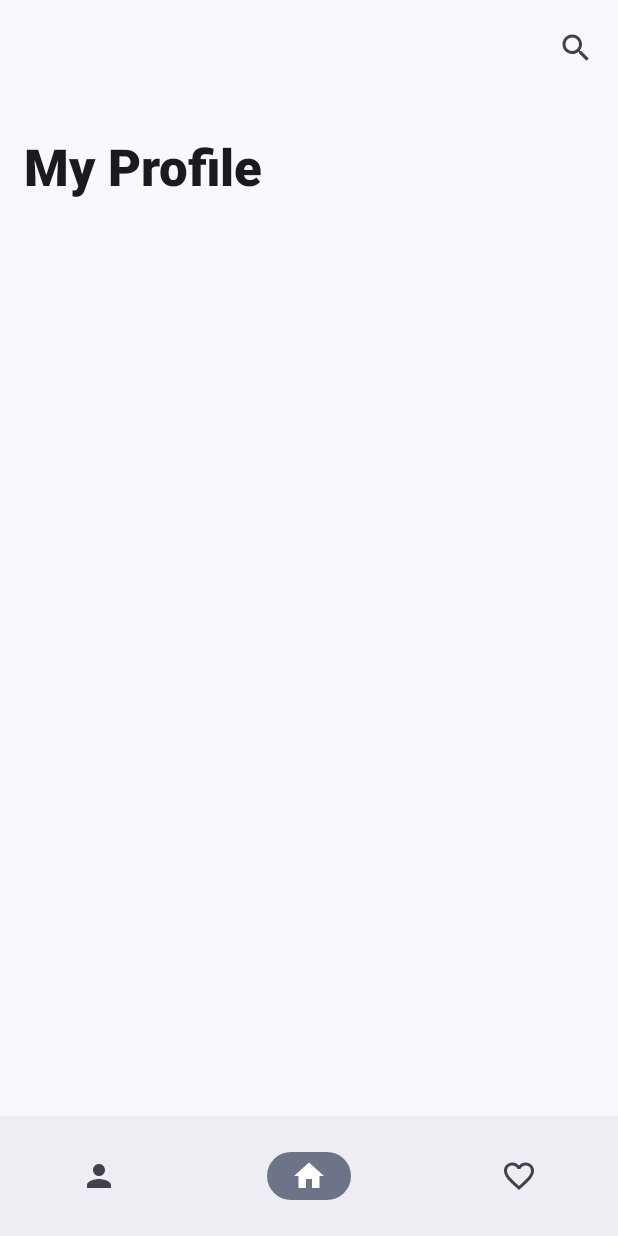
After one commit to Potskhverashvili/GeoLab-Lectures, an Android app built with Jetpack Compose: the composable ProfileScreen shown on its own in the app's theme, on a phone screen of 412 x 824 dp. The commit adds this screen. Run offline under Robolectric (Android 15) with nearby library versions, the phone set to English and light mode, and no system bars.

Commit message:
init commit

```diff
--- a/19-Lecture-Compose 2/app/build.gradle.kts
+++ b/19-Lecture-Compose 2/app/build.gradle.kts
@@ -5,12 +5,12 @@ plugins {
 
 android {
     namespace = "com.example.composesecondlecutre"
-    compileSdk = 34
+    compileSdk = 35
 
     defaultConfig {
         applicationId = "com.example.composesecondlecutre"
         minSdk = 24
-        targetSdk = 34
+        targetSdk = 35
         versionCode = 1
         versionName = "1.0"
 
--- a/19-Lecture-Compose 2/app/src/main/java/com/example/composesecondlecutre/MainActivity.kt
+++ b/19-Lecture-Compose 2/app/src/main/java/com/example/composesecondlecutre/MainActivity.kt
@@ -18,14 +18,8 @@ class MainActivity : ComponentActivity() {
         super.onCreate(savedInstanceState)
         enableEdgeToEdge()
         setContent {
-            ComposeSecondLecutreTheme {
-                Scaffold(modifier = Modifier.fillMaxSize()) { innerPadding ->
-                    Greeting(
-                        name = "Android",
-                        modifier = Modifier.padding(innerPadding)
-                    )
-                }
-            }
+
+
         }
     }
 }
--- /dev/null
+++ b/19-Lecture-Compose 2/app/src/main/java/com/example/composesecondlecutre/ui/ProfileScreen.kt
@@ -0,0 +1,84 @@
+package com.example.composesecondlecutre.ui
+
+import androidx.compose.material.icons.Icons
+import androidx.compose.material.icons.filled.FavoriteBorder
+import androidx.compose.material.icons.filled.Home
+import androidx.compose.material.icons.filled.Person
+import androidx.compose.material.icons.filled.Search
+import androidx.compose.material3.ExperimentalMaterial3Api
+import androidx.compose.material3.Icon
+import androidx.compose.material3.IconButton
+import androidx.compose.material3.LargeTopAppBar
+import androidx.compose.material3.NavigationBar
+import androidx.compose.material3.NavigationBarItem
+import androidx.compose.material3.Scaffold
+import androidx.compose.material3.Text
+import androidx.compose.runtime.Composable
+import androidx.compose.ui.text.font.FontWeight
+import androidx.compose.ui.tooling.preview.Preview
+import androidx.compose.ui.unit.sp
+
+@OptIn(ExperimentalMaterial3Api::class)
+@Composable
+fun ProfileScreen() {
+    Scaffold(
+        topBar = {
+            LargeTopAppBar(
+                title = {
+                    Text(
+                        text = "My Profile",
+                        fontWeight = FontWeight.ExtraBold,
+                        fontSize = 34.sp
+                    )
+                },
+
+                actions = {
+                    IconButton(onClick = {}) {
+                        Icon(Icons.Default.Search, contentDescription = null)
+                    }
+                }
+            )
+        },
+
+        bottomBar = {
+
+            NavigationBar {
+
+                NavigationBarItem(
+                    selected = false,
+                    onClick = {},
+                    icon = {
+                        Icon(Icons.Default.Person, contentDescription = null)
+                    }
+                )
+
+                NavigationBarItem(
+                    selected = true,
+                    onClick = {},
+                    icon = {
+                        Icon(Icons.Default.Home, contentDescription = null)
+                    }
+                )
+                NavigationBarItem(
+                    selected = false,
+                    onClick = {},
+                    icon = {
+                        Icon(Icons.Default.FavoriteBorder, contentDescription = null)
+                    }
+                )
+            }
+
+
+        }
+
+
+    ) { paddingValue ->
+
+    }
+}
+
+@Preview
+@Composable
+private fun ProfileScreenPreview() {
+    ProfileScreen()
+}
```
